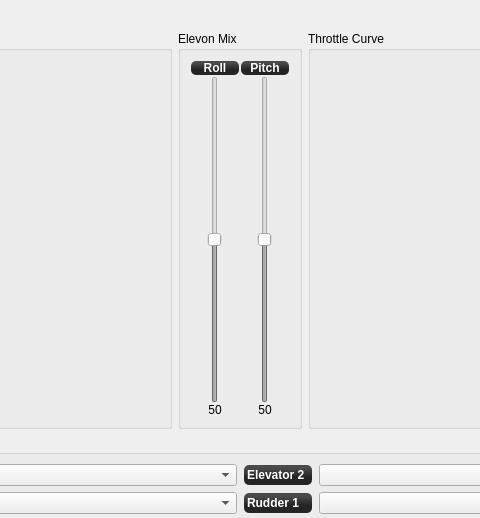
Old version of the form ground/openpilotgcs/src/plugins/config/airframe_fixedwing.ui in the repository openpilot/OpenPilot; both pictures show x 200 to 680 and y 0 to 518 of the 880 by 608 pixel window.
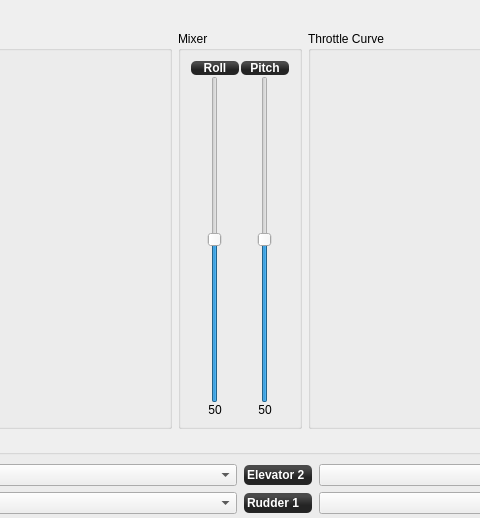
New version of the form. Custom widgets are drawn as their Qt base class.

Commit message: Fix slider links, did this before but reator removed them due to wrong naming in the UI by me.

```diff
--- a/ground/openpilotgcs/src/plugins/config/airframe_fixedwing.ui
+++ b/ground/openpilotgcs/src/plugins/config/airframe_fixedwing.ui
@@ -160,7 +160,7 @@
       </size>
      </property>
      <property name="title">
-      <string>Elevon Mix</string>
+      <string>Mixer</string>
      </property>
      <layout class="QGridLayout" name="gridLayout_2">
       <property name="leftMargin">
@@ -218,7 +218,7 @@
         <item>
          <widget class="QSlider" name="elevonSlider1">
           <property name="enabled">
-           <bool>false</bool>
+           <bool>true</bool>
           </property>
           <property name="minimumSize">
            <size>
@@ -286,7 +286,7 @@
         <item>
          <widget class="QSlider" name="elevonSlider2">
           <property name="enabled">
-           <bool>false</bool>
+           <bool>true</bool>
           </property>
           <property name="minimumSize">
            <size>
```
Left out of the diff: 44 changed lines with no effect on the pictures.
